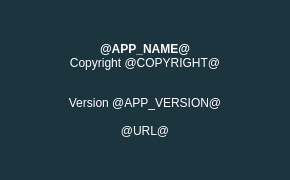
botorabi/Meet4Eat-Desktop, file src/app/gui/forms/widgetabout.ui: the form before one commit.
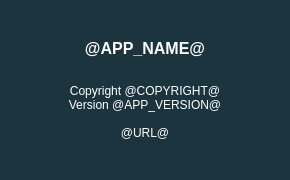
The form after the commit.

Commit message:
Renamed the app context path to /m4e
- The context path was renamed from /m4e-webapp to  /m4e

Patch:
```diff
--- a/src/app/gui/forms/widgetabout.ui
+++ b/src/app/gui/forms/widgetabout.ui
@@ -40,7 +40,7 @@
       <string notr="true">color: white;</string>
      </property>
      <property name="text">
-      <string>&lt;html&gt;&lt;head/&gt;&lt;body&gt;&lt;p align=&quot;center&quot;&gt;&lt;span style=&quot; font-weight:600;&quot;&gt;@APP_NAME@&lt;br/&gt;&lt;/span&gt;&lt;span style=&quot; font-size:9pt;&quot;&gt;Copyright @COPYRIGHT@&lt;/span&gt;&lt;/p&gt;&lt;p align=&quot;center&quot;&gt;&lt;br/&gt;&lt;span style=&quot; font-size:9pt;&quot;&gt;Version @APP_VERSION@&lt;br/&gt;&lt;br/&gt;@URL@&lt;/span&gt;&lt;/p&gt;&lt;/body&gt;&lt;/html&gt;</string>
+      <string>&lt;html&gt;&lt;head/&gt;&lt;body&gt;&lt;p align=&quot;center&quot;&gt;&lt;span style=&quot; font-size:12pt; font-weight:600;&quot;&gt;@APP_NAME@&lt;/span&gt;&lt;/p&gt;&lt;p align=&quot;center&quot;&gt;&lt;br/&gt;&lt;span style=&quot; font-size:9pt;&quot;&gt;Copyright @COPYRIGHT@&lt;/span&gt;&lt;br/&gt;&lt;span style=&quot; font-size:9pt;&quot;&gt;Version @APP_VERSION@&lt;br/&gt;&lt;br/&gt;@URL@&lt;/span&gt;&lt;/p&gt;&lt;/body&gt;&lt;/html&gt;</string>
      </property>
      <property name="textInteractionFlags">
       <set>Qt::TextBrowserInteraction</set>
```
The commit also changes 1 other file.
